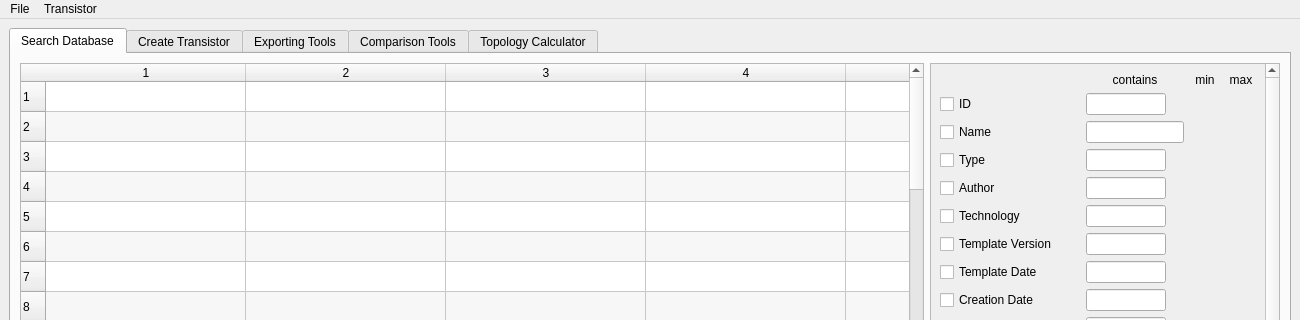
This is transistordatabase/gui/MainWindow.ui in upb-lea/transistordatabase as Qt 5 draws it before an edit; both pictures show x 0 to 1300 and y 0 to 320 of the 1300 by 800 pixel window. The edited form follows.
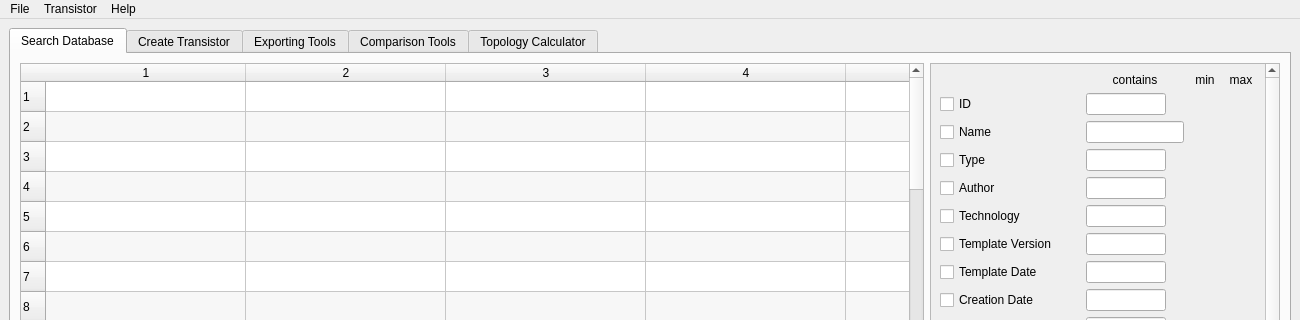
This is the edited form.

Commit message: Add help menu

What changed in the file:
```diff
--- a/transistordatabase/gui/MainWindow.ui
+++ b/transistordatabase/gui/MainWindow.ui
@@ -12801,8 +12801,17 @@
     </property>
     <addaction name="action_delete_transistor"/>
    </widget>
+   <widget class="QMenu" name="menuHelp">
+    <property name="title">
+     <string>Help</string>
+    </property>
+    <addaction name="action_documentation"/>
+    <addaction name="action_report_bug"/>
+    <addaction name="action_contribute"/>
+   </widget>
    <addaction name="menuSettings"/>
    <addaction name="menuTransistor"/>
+   <addaction name="menuHelp"/>
   </widget>
   <widget class="QStatusBar" name="statusbar"/>
   <action name="action_save_settings">
```
Left out of the diff: 15 changed lines with no effect on the pictures. The commit also changes 2 other files.
